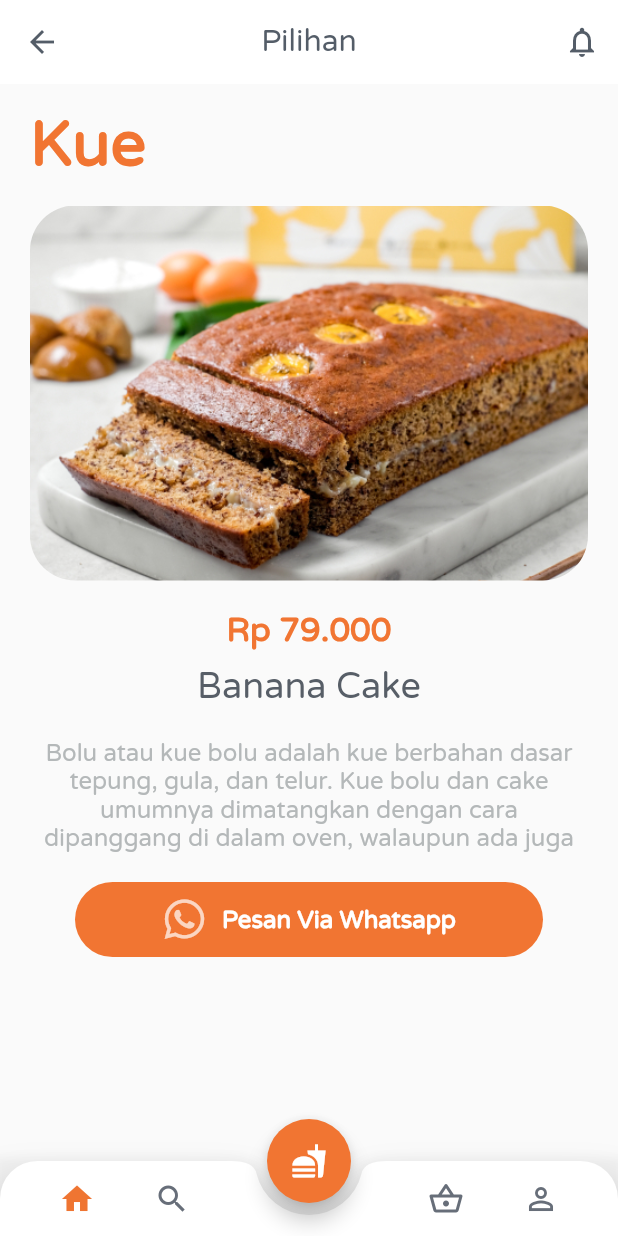
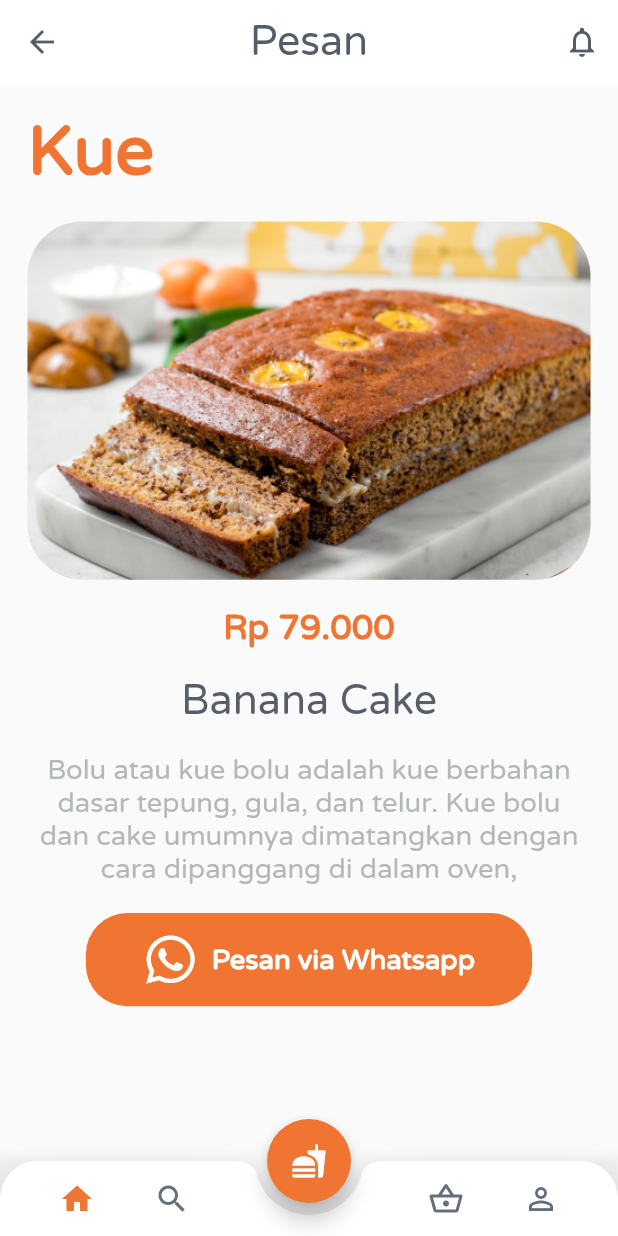
Before and after one commit to bahrie127/flutter_cake_shop_ui, a Flutter app: the screen it shows after launch, after a tap on an icon or button, on a phone screen of 412 x 824 dp. Run offline on Flutter 3.47's test engine with Material 2 defaults, Android fonts, the phone set to English and light mode, and no system bars; our stand-ins replace flutter_screenutil, font_awesome_flutter; missing offline and left inert: flutter_launch.

Commit message:
response + flutter launch for whatsapp

```diff
--- a/lib/data/cake.dart
+++ b/lib/data/cake.dart
@@ -34,6 +34,22 @@ final List<Cake> listCakes = [
     subMenu: 'cake_box',
   ),
   Cake(
+    id: 5,
+    name: 'Brownies Keju',
+    price: '104.000',
+    imageUrl: 'assets/box5.jpeg',
+    isFavorite: false,
+    subMenu: 'cake_box',
+  ),
+  Cake(
+    id: 6,
+    name: 'Brownies Almond',
+    price: '94.000',
+    imageUrl: 'assets/box6.jpeg',
+    isFavorite: false,
+    subMenu: 'cake_box',
+  ),
+  Cake(
     id: 3,
     name: 'Coffee Cake Pudding',
     price: '99.000',
@@ -49,20 +65,4 @@ final List<Cake> listCakes = [
     isFavorite: true,
     subMenu: 'cake_box',
   ),
-  Cake(
-    id: 5,
-    name: 'Brownies Keju',
-    price: '104.000',
-    imageUrl: 'assets/box5.jpeg',
-    isFavorite: false,
-    subMenu: 'cake_box',
-  ),
-  Cake(
-    id: 6,
-    name: 'Brownies Almond',
-    price: '94.000',
-    imageUrl: 'assets/box6.jpeg',
-    isFavorite: false,
-    subMenu: 'cake_box',
-  ),
 ];
--- a/lib/home.dart
+++ b/lib/home.dart
@@ -1,6 +1,7 @@
 import 'package:flutter/material.dart';
 import 'package:flutter_cakery_shop_ui/screen/cakery_page.dart';
 import 'package:flutter_cakery_shop_ui/widget/navbar_widget.dart';
+import 'package:flutter_screenutil/flutter_screenutil.dart';
 
 class Home extends StatefulWidget {
   const Home({super.key});
@@ -32,12 +33,12 @@ class _HomeState extends State<Home> with SingleTickerProviderStateMixin {
           ),
           onPressed: () {},
         ),
-        title: const Text(
+        title: Text(
           'Bahri Cakery',
           style: TextStyle(
             fontFamily: 'Varela',
-            fontSize: 20.0,
-            color: Color(0xFF545D68),
+            fontSize: 24.0.sp,
+            color: const Color(0xFF545D68),
           ),
         ),
         actions: [
@@ -51,47 +52,47 @@ class _HomeState extends State<Home> with SingleTickerProviderStateMixin {
         ],
       ),
       body: ListView(
-        padding: const EdgeInsets.only(left: 20.0),
+        padding: EdgeInsets.symmetric(horizontal: 16.sp),
         children: [
-          const SizedBox(height: 15.0),
-          const Text('Menu',
+          SizedBox(height: 8.0.sp),
+          Text('Menu',
               style: TextStyle(
                   fontFamily: 'Varela',
-                  fontSize: 42.0,
+                  fontSize: 40.0.sp,
                   fontWeight: FontWeight.bold)),
-          const SizedBox(height: 15.0),
+          SizedBox(height: 8.0.sp),
           TabBar(
               controller: _tabController,
               indicatorColor: Colors.transparent,
               labelColor: const Color(0xFFC88D67),
               isScrollable: true,
-              labelPadding: const EdgeInsets.only(right: 25),
+              labelPadding: const EdgeInsets.only(right: 24),
               unselectedLabelColor: const Color(0xFFCDCDCD),
-              tabs: const [
+              tabs: [
                 Tab(
                   child: Text('Cake Box',
                       style: TextStyle(
                         fontFamily: 'Varela',
-                        fontSize: 21.0,
+                        fontSize: 20.0.sp,
                       )),
                 ),
                 Tab(
                   child: Text('Cake Slice',
                       style: TextStyle(
                         fontFamily: 'Varela',
-                        fontSize: 21.0,
+                        fontSize: 20.0.sp,
                       )),
                 ),
                 Tab(
                   child: Text('Chiffon',
                       style: TextStyle(
                         fontFamily: 'Varela',
-                        fontSize: 21.0,
+                        fontSize: 20.0.sp,
                       )),
                 )
               ]),
           SizedBox(
-            height: MediaQuery.of(context).size.height - 50.0,
+            height: MediaQuery.of(context).size.height - 160.0.sp,
             width: double.infinity,
             child: TabBarView(
               controller: _tabController,
--- a/lib/main.dart
+++ b/lib/main.dart
@@ -1,5 +1,6 @@
 import 'package:flutter/material.dart';
 import 'package:flutter_cakery_shop_ui/home.dart';
+import 'package:flutter_screenutil/flutter_screenutil.dart';
 
 void main() {
   runApp(const MyApp());
@@ -10,6 +11,11 @@ class MyApp extends StatelessWidget {
 
   @override
   Widget build(BuildContext context) {
+    return ScreenUtilInit(
+        designSize: const Size(360, 690),
+        minTextAdapt: true,
+        splitScreenMode: true,
+        builder: (context, child) {
           return MaterialApp(
             debugShowCheckedModeBanner: false,
             title: 'Flutter Demo',
@@ -18,5 +24,6 @@ class MyApp extends StatelessWidget {
             ),
             home: const Home(),
           );
+        });
   }
 }
--- a/lib/screen/cakery_detail.dart
+++ b/lib/screen/cakery_detail.dart
@@ -1,5 +1,7 @@
 import 'package:flutter/material.dart';
 import 'package:flutter_cakery_shop_ui/widget/navbar_widget.dart';
+import 'package:flutter_launch/flutter_launch.dart';
+import 'package:flutter_screenutil/flutter_screenutil.dart';
 import 'package:font_awesome_flutter/font_awesome_flutter.dart';
 
 class CakeryDetail extends StatelessWidget {
@@ -30,12 +32,12 @@ class CakeryDetail extends StatelessWidget {
             Navigator.of(context).pop();
           },
         ),
-        title: const Text(
-          'Pilihan',
+        title: Text(
+          'Pesan',
           style: TextStyle(
             fontFamily: 'Varela',
-            fontSize: 20.0,
-            color: Color(0xFF545D68),
+            fontSize: 24.0.sp,
+            color: const Color(0xFF545D68),
           ),
         ),
         actions: [
@@ -50,32 +52,31 @@ class CakeryDetail extends StatelessWidget {
       ),
       body: ListView(
         children: [
-          const SizedBox(height: 15.0),
-          const Padding(
-            padding: EdgeInsets.only(left: 20.0),
+          SizedBox(height: 16.0.sp),
+          Padding(
+            padding: EdgeInsets.only(left: 16.0.sp),
             child: Text(
               'Kue',
               style: TextStyle(
                 fontFamily: 'Varela',
-                fontSize: 42.0,
+                fontSize: 40.0.sp,
                 fontWeight: FontWeight.bold,
-                color: Color(0xFFF17532),
+                color: const Color(0xFFF17532),
               ),
             ),
           ),
-          const SizedBox(height: 15.0),
+          SizedBox(height: 16.0.sp),
           Padding(
-            padding: const EdgeInsets.symmetric(
-              horizontal: 20,
+            padding: EdgeInsets.symmetric(
+              horizontal: 16.sp,
             ),
             child: Hero(
               tag: assetPath,
               child: Container(
-                height: 250,
-                width: 200,
+                height: 200.h,
+                width: 200.w,
                 decoration: BoxDecoration(
-                  // border: Border.all(),
-                  borderRadius: BorderRadius.circular(30),
+                  borderRadius: BorderRadius.circular(32.sp),
                   image: DecorationImage(
                     fit: BoxFit.cover,
                     image: AssetImage(assetPath),
@@ -84,78 +85,89 @@ class CakeryDetail extends StatelessWidget {
               ),
             ),
           ),
-          const SizedBox(height: 20.0),
+          SizedBox(height: 16.0.sp),
           Center(
             child: Text(
               'Rp $cookieprice',
-              style: const TextStyle(
+              style: TextStyle(
                 fontFamily: 'Varela',
-                fontSize: 22.0,
+                fontSize: 20.0.sp,
                 fontWeight: FontWeight.bold,
-                color: Color(0xFFF17532),
+                color: const Color(0xFFF17532),
               ),
             ),
           ),
-          const SizedBox(height: 10.0),
+          SizedBox(height: 16.0.sp),
           Center(
             child: Text(
               cookiename,
-              style: const TextStyle(
-                  color: Color(0xFF575E67),
+              style: TextStyle(
+                  color: const Color(0xFF575E67),
                   fontFamily: 'Varela',
-                  fontSize: 24.0),
+                  fontSize: 24.0.sp),
             ),
           ),
-          const SizedBox(height: 20.0),
+          SizedBox(height: 16.0.sp),
           Center(
             child: SizedBox(
-              width: MediaQuery.of(context).size.width - 50.0,
-              child: const Text(
+              width: MediaQuery.of(context).size.width - 52.0,
+              child: Text(
                 'Bolu atau kue bolu adalah kue berbahan dasar tepung, gula, dan telur. Kue bolu dan cake umumnya dimatangkan dengan cara dipanggang di dalam oven, walaupun ada juga bolu yang dikukus',
                 maxLines: 4,
                 textAlign: TextAlign.center,
                 style: TextStyle(
                   fontFamily: 'Varela',
-                  fontSize: 16.0,
-                  color: Color(0xFFB4B8B9),
+                  fontSize: 16.0.sp,
+                  color: const Color(0xFFB4B8B9),
                 ),
               ),
             ),
           ),
-          const SizedBox(height: 20.0),
+          SizedBox(height: 16.0.sp),
           Center(
             child: Container(
-              width: MediaQuery.of(context).size.width - 100.0,
-              height: 50.0,
+              width: MediaQuery.of(context).size.width - 100.0.w,
+              height: 52.0.h,
               decoration: BoxDecoration(
-                borderRadius: BorderRadius.circular(25.0),
+                borderRadius: BorderRadius.circular(24.0.sp),
                 color: const Color(0xFFF17532),
               ),
               child: Center(
+                child: InkWell(
+                  onTap: () async {
+                    await FlutterLaunch.launchWhatsapp(
+                      phone: '6285640899224',
+                      message:
+                          'Hi Bahri Cakery, Order $cookiename untuk hari ini, apa bisa diantar?',
+                    );
+                  },
                   child: Row(
                     mainAxisAlignment: MainAxisAlignment.center,
-                  children: const [
+                    children: [
                       Icon(
                         FontAwesomeIcons.whatsapp,
-                      size: 30,
-                      color: Colors.white70,
+                        size: 32.sp,
+                        color: Colors.white,
                       ),
                       SizedBox(
-                      width: 10,
+                        width: 8.sp,
                       ),
                       Text(
-                      'Pesan Via Whatsapp',
+                        'Pesan via Whatsapp',
                         style: TextStyle(
                           fontFamily: 'Varela',
-                          fontSize: 16.0,
+                          fontSize: 16.0.sp,
                           fontWeight: FontWeight.bold,
-                          color: Colors.white),
+                          color: Colors.white,
+                        ),
                       ),
                     ],
                   ),
                 ),
               ),
             ),
+          ),
+          SizedBox(height: 28.0.sp),
         ],
       ),
       floatingActionButton: FloatingActionButton(
--- a/lib/screen/cakery_page.dart
+++ b/lib/screen/cakery_page.dart
@@ -1,5 +1,6 @@
 import 'package:flutter/material.dart';
 import 'package:flutter_cakery_shop_ui/screen/cakery_detail.dart';
+import 'package:flutter_screenutil/flutter_screenutil.dart';
 
 import '../data/cake.dart';
 
@@ -10,28 +11,22 @@ class CakeryPage extends StatelessWidget {
   Widget build(BuildContext context) {
     return Scaffold(
       backgroundColor: const Color(0xFFFCFAF8),
-      body: ListView(
-        children: [
-          const SizedBox(height: 15.0),
-          Container(
-            padding: const EdgeInsets.only(right: 15.0),
-            width: MediaQuery.of(context).size.width - 30.0,
-            height: MediaQuery.of(context).size.height - 50.0,
+      body: Padding(
+        padding: EdgeInsets.only(
+          bottom: 80.sp,
+        ),
         child: GridView.builder(
-              gridDelegate: const SliverGridDelegateWithFixedCrossAxisCount(
+          gridDelegate: SliverGridDelegateWithFixedCrossAxisCount(
             crossAxisCount: 2,
-                crossAxisSpacing: 10.0,
-                mainAxisSpacing: 15.0,
-                childAspectRatio: 0.8,
+            crossAxisSpacing: 8.sp,
+            mainAxisSpacing: 8.sp,
+            childAspectRatio: 0.7.sp,
           ),
           itemBuilder: (context, index) {
             return _buildCard(listCakes[index], context);
           },
           itemCount: listCakes.length,
         ),
-          ),
-          const SizedBox(height: 15.0)
-        ],
       ),
     );
   }
@@ -41,7 +36,7 @@ class CakeryPage extends StatelessWidget {
     context,
   ) {
     return Padding(
-      padding: const EdgeInsets.all(5),
+      padding: EdgeInsets.all(4.sp),
       child: InkWell(
         onTap: () {
           Navigator.of(context).push(MaterialPageRoute(builder: (context) {
@@ -54,7 +49,7 @@ class CakeryPage extends StatelessWidget {
         },
         child: Container(
           decoration: BoxDecoration(
-            borderRadius: BorderRadius.circular(15.0),
+            borderRadius: BorderRadius.circular(16.0.sp),
             boxShadow: [
               BoxShadow(
                 color: Colors.grey.withOpacity(0.2),
@@ -64,10 +59,14 @@ class CakeryPage extends StatelessWidget {
             ],
             color: Colors.white,
           ),
-          child: Column(
+          child: ListView(
+            physics: const NeverScrollableScrollPhysics(),
             children: [
               Padding(
-                padding: const EdgeInsets.all(5.0),
+                padding: EdgeInsets.only(
+                  right: 8.sp,
+                  top: 8.sp,
+                ),
                 child: Row(
                   mainAxisAlignment: MainAxisAlignment.end,
                   children: [
@@ -83,94 +82,96 @@ class CakeryPage extends StatelessWidget {
                   ],
                 ),
               ),
-              Hero(
-                tag: cake.imageUrl,
-                child: Container(
-                  height: 90,
-                  width: 90,
+              Container(
+                height: 92.h,
+                width: 92.w,
                 decoration: BoxDecoration(
-                    borderRadius: BorderRadius.circular(15),
+                  borderRadius: BorderRadius.circular(16.sp),
                   image: DecorationImage(
                     image: AssetImage(cake.imageUrl),
                     fit: BoxFit.contain,
                   ),
                 ),
               ),
+              SizedBox(height: 8.sp),
+              Center(
+                child: Text(
+                  'Rp ${cake.price}',
+                  style: TextStyle(
+                      color: const Color(0xFFCC8053),
+                      fontFamily: 'Varela',
+                      fontSize: 16.sp),
                 ),
-              const SizedBox(height: 7.0),
-              Text(
-                'Rp ${cake.price}',
-                style: const TextStyle(
-                    color: Color(0xFFCC8053),
+              ),
+              Center(
+                child: Text(
+                  cake.name,
+                  overflow: TextOverflow.ellipsis,
+                  style: TextStyle(
+                      color: const Color(0xFF575E67),
                       fontFamily: 'Varela',
-                    fontSize: 14.0),
-              ),
-              Text(
-                cake.name,
-                style: const TextStyle(
-                    color: Color(0xFF575E67),
-                    fontFamily: 'Varela',
-                    fontSize: 14.0),
-              ),
-              Padding(
-                padding: const EdgeInsets.all(8.0),
-                child: Container(
-                  color: const Color(0xFFEBEBEB),
-                  height: 1.0,
+                      fontSize: 14.sp),
                 ),
               ),
               Padding(
-                padding: const EdgeInsets.symmetric(horizontal: 5),
+                padding: EdgeInsets.all(8.0.sp),
+                child: Container(
+                  color: const Color(0xFFEBEBEB),
+                  height: 1.0.sp,
+                ),
+              ),
+              Padding(
+                padding: EdgeInsets.symmetric(horizontal: 4.sp),
                 child: Row(
                   mainAxisAlignment: MainAxisAlignment.center,
                   children: [
                     Row(
-                      children: const [
+                      children: [
                         Icon(
-                          Icons.shopping_basket,
-                          color: Color(0xFFD17E50),
-                          size: 16,
+                          Icons.chat,
+                          color: const Color(0xFFD17E50),
+                          size: 16.sp,
                         ),
                         SizedBox(
-                          width: 6,
+                          width: 8.sp,
                         ),
                         Text(
-                          'Beli',
+                          'Chat',
                           style: TextStyle(
                               fontFamily: 'Varela',
-                              color: Color(0xFFD17E50),
-                              fontSize: 12),
+                              color: const Color(0xFFD17E50),
+                              fontSize: 12.sp),
                         ),
                       ],
                     ),
-                    const SizedBox(
-                      width: 15,
+                    SizedBox(
+                      width: 16.sp,
                     ),
                     Row(
-                      children: const [
+                      children: [
                         Icon(
                           Icons.remove_circle_outline,
-                          color: Color(0xFFD17E50),
-                          size: 16,
+                          color: const Color(0xFFD17E50),
+                          size: 16.sp,
                         ),
                         SizedBox(
-                          width: 6,
+                          width: 8.sp,
                         ),
                         Text(
                           '3',
                           style: TextStyle(
                               fontFamily: 'Varela',
-                              color: Color(0xFFD17E50),
+                              color: const Color(0xFFD17E50),
                               fontWeight: FontWeight.bold,
-                              fontSize: 12),
+                              fontSize: 12.sp),
                         ),
                         SizedBox(
-                          width: 6,
+                          width: 8.sp,
                         ),
                         Icon(
                           Icons.add_circle_outline,
-                          color: Color(0xFFD17E50),
-                          size: 16,
+                          color: const Color(0xFFD17E50),
+                          size: 16.sp,
                         ),
                       ],
                     ),
```
Also changed, not shown: pubspec.yaml (+4 -15 lines), pubspec.lock, 4 other files. Lines whose indentation alone changed are shown as unchanged.
